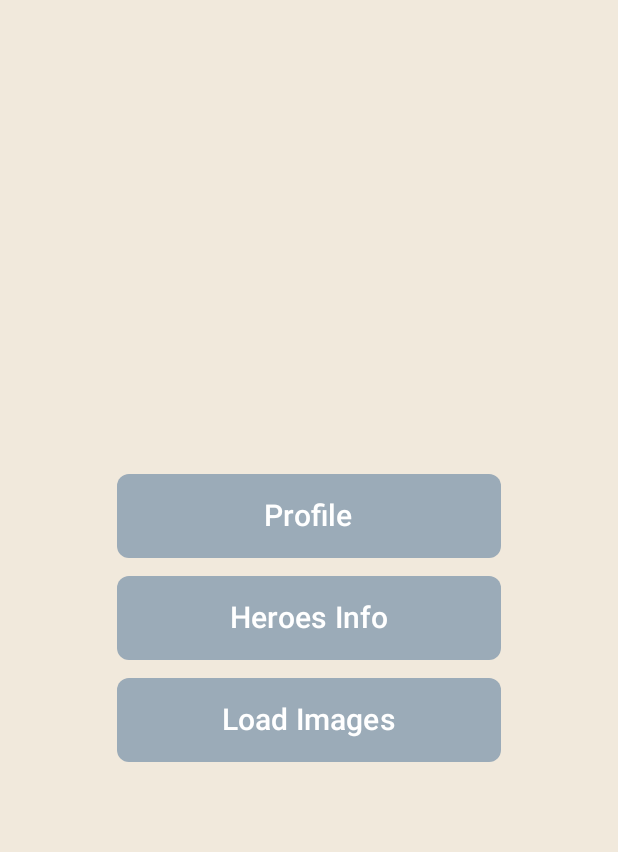
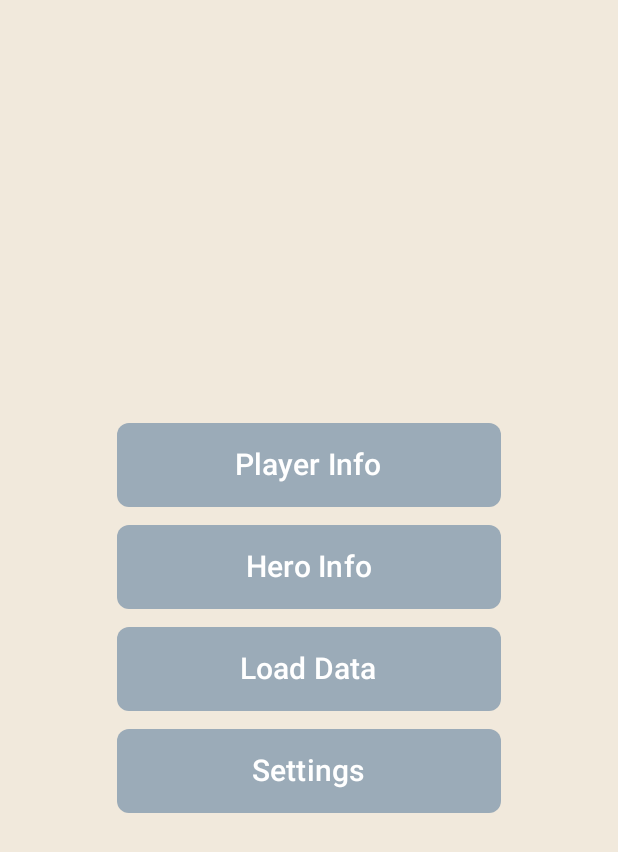
Before and after one commit to satyd/ImmersiveDotaStats, an Android app built with Jetpack Compose: the screen it shows after launch (MainActivity), on a phone screen of 412 x 824 dp. Shown: the top 852 px of the screen. Run offline under Robolectric (Android 15) with nearby library versions, the phone set to English and light mode, and no system bars; our stand-ins replace Dagger/Hilt's generated code, Room's generated code, accompanist; libraries missing offline, so code that uses them is left out: com.apollographql.apollo3; pictures from the network do not load.

Commit message:
STATS_Strings
added common strings and ru translation

```diff
--- a/app/src/main/java/com/levp/immersivedotastats/presentation/screens/mainmenu/MainMenuScreen.kt
+++ b/app/src/main/java/com/levp/immersivedotastats/presentation/screens/mainmenu/MainMenuScreen.kt
@@ -10,8 +10,10 @@ import androidx.compose.runtime.Composable
 import androidx.compose.ui.Alignment
 import androidx.compose.ui.Modifier
 import androidx.compose.ui.platform.LocalContext
+import androidx.compose.ui.res.stringResource
 import androidx.compose.ui.unit.dp
 import androidx.navigation.NavController
+import com.levp.immersivedotastats.R
 import com.levp.immersivedotastats.presentation.NavDestinations
 import com.levp.immersivedotastats.presentation.common.MainSpacer
 import com.levp.immersivedotastats.presentation.theme.StatsTheme
@@ -32,19 +34,26 @@ fun MainMenuScreen(
     ) {
         MainMenuButton(
             onClick = { navController.navigate(NavDestinations.UserInfoScreen.path) },
-            text = "Profile"
+            text = stringResource(id = R.string.player_info_btn)
         )
         MainSpacer()
         MainMenuButton(
             onClick = { navController.navigate(NavDestinations.HeroesInfoScreen.path) },
-            text = "Heroes Info"
+            text = stringResource(id = R.string.hero_info_btn)
         )
         MainSpacer()
         MainMenuButton(
             onClick = {
                 viewModel.loadHeroImages(appContext)
             },
-            text = "Load Images"
+            text = stringResource(id = R.string.load_data_btn)
+        )
+        MainSpacer()
+        MainMenuButton(
+            onClick = {
+                viewModel.loadHeroImages(appContext)
+            },
+            text = stringResource(id = R.string.settings_btn)
         )
     }
 
--- a/app/src/main/java/com/levp/immersivedotastats/presentation/screens/userinfo/UserInfoScreen.kt
+++ b/app/src/main/java/com/levp/immersivedotastats/presentation/screens/userinfo/UserInfoScreen.kt
@@ -27,8 +27,10 @@ import androidx.compose.runtime.saveable.rememberSaveable
 import androidx.compose.runtime.setValue
 import androidx.compose.ui.Alignment
 import androidx.compose.ui.Modifier
+import androidx.compose.ui.res.stringResource
 import androidx.compose.ui.unit.Dp
 import androidx.compose.ui.unit.dp
+import com.levp.immersivedotastats.R
 import com.levp.immersivedotastats.presentation.common.MediumSpacer
 import com.levp.immersivedotastats.presentation.common.SmallSpacer
 import com.levp.immersivedotastats.presentation.screens.userinfo.components.HeroStatPanel
@@ -66,7 +68,7 @@ fun UserInfoScreen(
                 .fillMaxWidth()
                 .wrapContentHeight()
         ) {
-            Text(text = "Include turbo")
+            Text(text = stringResource(id = R.string.include_turbo))
             MediumSpacer()
             Switch(
                 checked = userInfoState.isTurboEnabled,
@@ -111,7 +113,7 @@ fun UserInfoScreen(
                 contentColor = StatsTheme.colors.mainTextLight
             )
         ) {
-            Text(text = "Get User Data")
+            Text(text = stringResource(id = R.string.load_user_btn))
         }
         SmallSpacer()
     }
--- a/app/src/main/java/com/levp/immersivedotastats/presentation/screens/userinfo/UserInfoState.kt
+++ b/app/src/main/java/com/levp/immersivedotastats/presentation/screens/userinfo/UserInfoState.kt
@@ -7,9 +7,10 @@ import com.levp.immersivedotastats.data.remote.dto.UserInfo
 
 @Stable
 data class UserInfoState(
-    var userInfo: UserInfo,
     val isLoading: Boolean = false,
     val isTurboEnabled: Boolean = true,
+    var isUserInitialized: Boolean = false,
+    var userInfo: UserInfo,
     var userHeroesPerformance: List<HeroPerformanceStat>,
     var userRecentMatches: List<HistoryMatch>
 ) {
--- a/app/src/main/java/com/levp/immersivedotastats/presentation/screens/userinfo/components/HeroStatPanel.kt
+++ b/app/src/main/java/com/levp/immersivedotastats/presentation/screens/userinfo/components/HeroStatPanel.kt
@@ -8,7 +8,9 @@ import androidx.compose.material3.CircularProgressIndicator
 import androidx.compose.material3.Divider
 import androidx.compose.runtime.Composable
 import androidx.compose.ui.Modifier
+import androidx.compose.ui.res.stringResource
 import androidx.compose.ui.unit.Dp
+import com.levp.immersivedotastats.R
 import com.levp.immersivedotastats.data.remote.dto.HeroPerformanceStat
 import com.levp.immersivedotastats.presentation.common.listitems.HeroStatEntryItem
 import com.levp.immersivedotastats.presentation.common.PanelHeaderText
@@ -28,7 +30,7 @@ fun HeroStatPanel(
             .wrapContentHeight()
             .padding(Dp.SmallPadding)
     ) {
-        PanelHeaderText(title = "Most Played")
+        PanelHeaderText(title = stringResource(id = R.string.most_played))
         TinySpacer()
         if (isLoading) {
             CircularProgressIndicator()
--- a/app/src/main/java/com/levp/immersivedotastats/presentation/screens/userinfo/components/RecentMatchesPanel.kt
+++ b/app/src/main/java/com/levp/immersivedotastats/presentation/screens/userinfo/components/RecentMatchesPanel.kt
@@ -8,7 +8,9 @@ import androidx.compose.material3.CircularProgressIndicator
 import androidx.compose.material3.Divider
 import androidx.compose.runtime.Composable
 import androidx.compose.ui.Modifier
+import androidx.compose.ui.res.stringResource
 import androidx.compose.ui.unit.Dp
+import com.levp.immersivedotastats.R
 import com.levp.immersivedotastats.data.remote.dto.HistoryMatch
 import com.levp.immersivedotastats.presentation.common.listitems.MatchEntryItem
 import com.levp.immersivedotastats.presentation.common.PanelHeaderText
@@ -27,7 +29,7 @@ fun RecentMatchesPanel(
             .wrapContentHeight()
             .padding(Dp.SmallPadding)
     ) {
-        PanelHeaderText(title = "Recent Matches")
+        PanelHeaderText(title = stringResource(id = R.string.recent_matches))
         TinySpacer()
         if (isLoading) {
             CircularProgressIndicator()
--- a/app/src/main/res/values/strings.xml
+++ b/app/src/main/res/values/strings.xml
@@ -1,4 +1,18 @@
 <resources>
     <string name="app_name">Immersive Dota Stats</string>
-      <string name="title_data">Data</string>
+    <string name="title_data">Data</string>
+
+    <string name="win">Win</string>
+    <string name="loss">Loss</string>
+    <string name="matches">Matches</string>
+    <string name="most_played">Most Played</string>
+    <string name="recent_matches">Recent Matches</string>
+
+    <string name="include_turbo">Include turbo</string>
+    <string name="player_info_btn">Player Info</string>
+    <string name="hero_info_btn">Hero Info</string>
+    <string name="load_data_btn">Load Data</string>
+    <string name="settings_btn">Settings</string>
+    <string name="load_user_btn">Load User Data</string>
+
 </resources>
```
Also changed, not shown: app/src/main/java/com/levp/immersivedotastats/presentation/common/itemparts/MatchBasicStatBox.kt (+7 -3 lines), app/src/main/java/com/levp/immersivedotastats/presentation/screens/userinfo/UserInfoViewModel.kt (+10 -5 lines), app/src/main/java/com/levp/immersivedotastats/presentation/screens/userinfo/components/UserInfoHeader.kt (+6 -1 lines), 1 other file.
